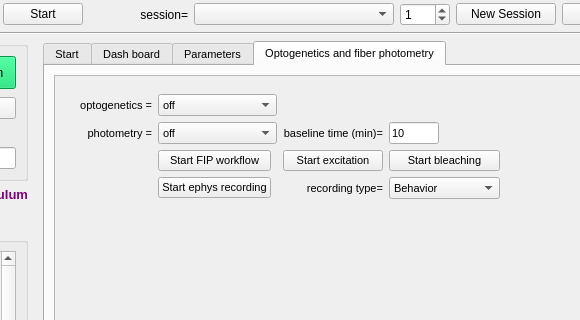
The window that src/foraging_gui/ForagingGUI.ui (AllenNeuralDynamics/dynamic-foraging-task) describes before a commit, drawn with Qt 5; both pictures show x 295 to 875 and y 271 to 591 of the 960 by 725 pixel window.
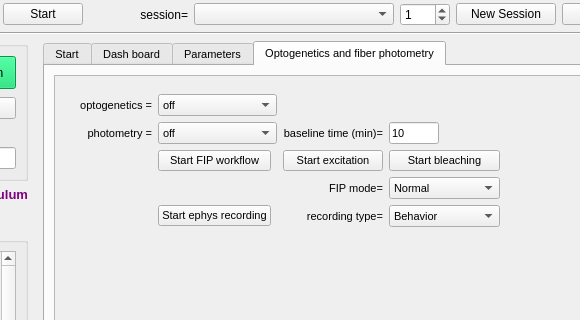
The same window after the commit. Icons and pictures are not drawn.

Commit message: adding FIP mode

Diff of the .ui file:
```diff
--- a/src/foraging_gui/ForagingGUI.ui
+++ b/src/foraging_gui/ForagingGUI.ui
@@ -4714,6 +4714,54 @@
                         </property>
                        </widget>
                       </item>
+                      <item row="3" column="3">
+                       <widget class="QLabel" name="label_65">
+                        <property name="sizePolicy">
+                         <sizepolicy hsizetype="Expanding" vsizetype="Expanding">
+                          <horstretch>0</horstretch>
+                          <verstretch>0</verstretch>
+                         </sizepolicy>
+                        </property>
+                        <property name="text">
+                         <string>FIP mode=</string>
+                        </property>
+                        <property name="textFormat">
+                         <enum>Qt::AutoText</enum>
+                        </property>
+                        <property name="alignment">
+                         <set>Qt::AlignRight|Qt::AlignTrailing|Qt::AlignVCenter</set>
+                        </property>
+                       </widget>
+                      </item>
+                      <item row="3" column="4">
+                       <widget class="QComboBox" name="FIPMode">
+                        <property name="sizePolicy">
+                         <sizepolicy hsizetype="Expanding" vsizetype="Expanding">
+                          <horstretch>0</horstretch>
+                          <verstretch>0</verstretch>
+                         </sizepolicy>
+                        </property>
+                        <property name="editable">
+                         <bool>false</bool>
+                        </property>
+                        <item>
+                         <property name="text">
+                          <string>Normal</string>
+                         </property>
+                        </item>
+                        <item>
+                         <property name="text">
+                          <string>Axon</string>
+                         </property>
+                        </item>
+                       </widget>
+                      </item>
+
+
+
+
+
+
                       <item row="0" column="0">
                        <widget class="QLabel" name="label_55">
                         <property name="sizePolicy">
@@ -4854,7 +4902,7 @@
                         </item>
                        </widget>
                       </item>
-                      <item row="3" column="1">
+                      <item row="4" column="1">
                        <widget class="QPushButton" name="StartEphysRecording">
                         <property name="text">
                          <string>Start ephys recording</string>
@@ -4864,7 +4912,7 @@
                         </property>
                        </widget>
                       </item>
-                      <item row="3" column="3">
+                      <item row="4" column="3">
                        <widget class="QLabel" name="label_65">
                         <property name="sizePolicy">
                          <sizepolicy hsizetype="Expanding" vsizetype="Expanding">
@@ -4883,7 +4931,7 @@
                         </property>
                        </widget>
                       </item>
-                      <item row="3" column="4">
+                      <item row="4" column="4">
                        <widget class="QComboBox" name="OpenEphysRecordingType">
                         <property name="sizePolicy">
                          <sizepolicy hsizetype="Expanding" vsizetype="Expanding">
```
